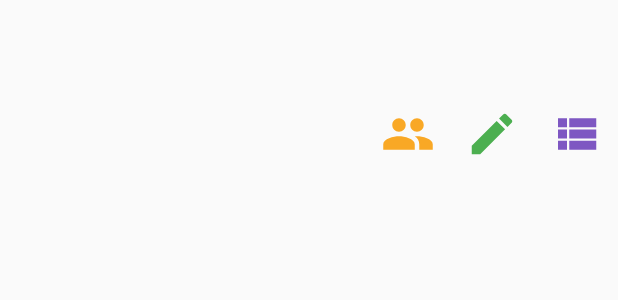
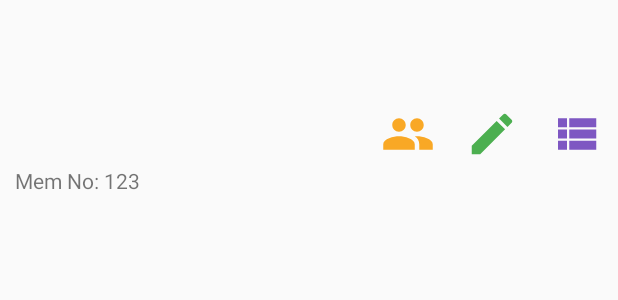
Before and after one commit to Neerav006/12gor, an Android app: the layout row_member_info.xml on its own in the app's theme, with its tools: preview values and no code run, on a phone screen of 412 x 824 dp. Shown: the top 300 px of the screen. Run offline under Robolectric (Android 15) with nearby library versions, the phone set to English and light mode, and no system bars.

Commit message:
mem no added in family list

```diff
--- a/app/src/main/java/com/bargor/samaj/view/FamilyMemberList.java
+++ b/app/src/main/java/com/bargor/samaj/view/FamilyMemberList.java
@@ -193,7 +193,7 @@ public class FamilyMemberList extends AppCompatActivity {
             viewHolder.tvName.setText(mDataSet.get(position).getName());
             viewHolder.tvMemNo.setText(mDataSet.get(position).getRelation());
             viewHolder.tvDOB.setText("Birth Day:-".concat(Utils.getDDMMYYYY(mDataSet.get(position).getDob())));
-
+            viewHolder.tvMemNO.setText("Mem No: ".concat(mDataSet.get(position).getId()));
 
         }
         // END_INCLUDE(recyclerViewOnCreateViewHolder)
@@ -217,6 +217,7 @@ public class FamilyMemberList extends AppCompatActivity {
             private final ImageView ivEditProfile;
             private final TextView tvDOB;
             private final TextView tvStudy;
+            private final TextView tvMemNO;
 
 
             ViewHolder(View v) {
@@ -233,6 +234,7 @@ public class FamilyMemberList extends AppCompatActivity {
                 ivEditProfile.setImageDrawable(getResources().getDrawable(R.drawable.ic_camera_alt_green_900_24dp));
                 tvDOB = v.findViewById(R.id.tvDOB);
                 tvStudy = v.findViewById(R.id.tvStudy);
+                tvMemNO = v.findViewById(R.id.tvMemNo);
 
                 ivView.setOnClickListener(new View.OnClickListener() {
                     @Override
--- a/app/src/main/res/layout/activity_splash.xml
+++ b/app/src/main/res/layout/activity_splash.xml
@@ -30,7 +30,7 @@
         android:gravity="center"
         android:lineSpacingExtra="2sp"
         android:padding="20dp"
-        android:text="૧૨ ગામ (કાંઠા) કડવા પાટીદાર સમાજની ડીઝીટલ એપ માં આપનું હાર્દિક સ્વાગત છે"
+        android:text="૧૨ ગોર  કડવા પાટીદાર સમાજની ડીઝીટલ એપ માં આપનું હાર્દિક સ્વાગત છે"
         android:textColor="#c80a0a"
         android:textSize="24sp"
         android:textStyle="bold|italic"
--- a/app/src/main/res/layout/row_member_info.xml
+++ b/app/src/main/res/layout/row_member_info.xml
@@ -1,6 +1,8 @@
 <?xml version="1.0" encoding="utf-8"?>
 <RelativeLayout xmlns:android="http://schemas.android.com/apk/res/android"
-    android:layout_width="match_parent" android:layout_height="wrap_content">
+    android:layout_width="match_parent"
+    android:layout_height="wrap_content"
+    xmlns:tools="http://schemas.android.com/tools">
 
     <TextView
         android:textColor="@android:color/black"
@@ -30,6 +32,14 @@
         android:padding="10dp"
         android:layout_below="@+id/tvMemberCode"
         android:id="@+id/tvDOB"
+        android:layout_width="wrap_content"
+        android:layout_height="wrap_content" />
+
+    <TextView
+        android:padding="10dp"
+        tools:text="Mem No: 123"
+        android:layout_below="@+id/tvDOB"
+        android:id="@+id/tvMemNo"
         android:layout_width="wrap_content"
         android:layout_height="wrap_content" />
 
--- a/app/src/main/res/values/strings.xml
+++ b/app/src/main/res/values/strings.xml
@@ -1,5 +1,5 @@
 <resources>
-    <string name="app_name">12 KANTHA PATIDAR YUVA CLUB</string>
+    <string name="app_name">12 GOR PATIDAR YUVA CLUB</string>
     <string name="title_activity_home">HomeActivity</string>
 
     <string name="navigation_drawer_open">Open navigation drawer</string>
```
Also changed, not shown: 1 other file.
